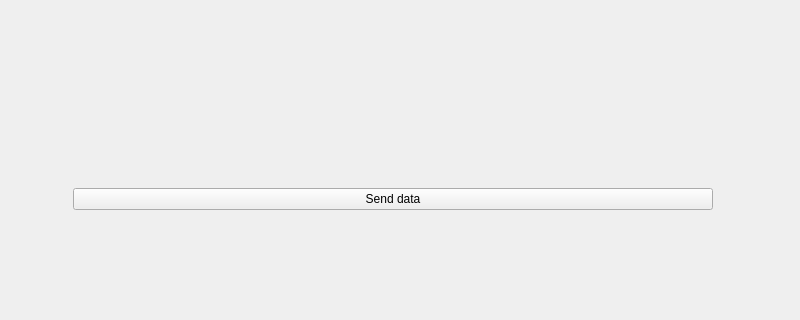
Before: the Qt Designer form ui/MainWindow.ui in sebastianmarines/cv-posture, drawn with Qt 5; both pictures show x 0 to 800 and y 354 to 674 of the 1206 by 674 pixel window.
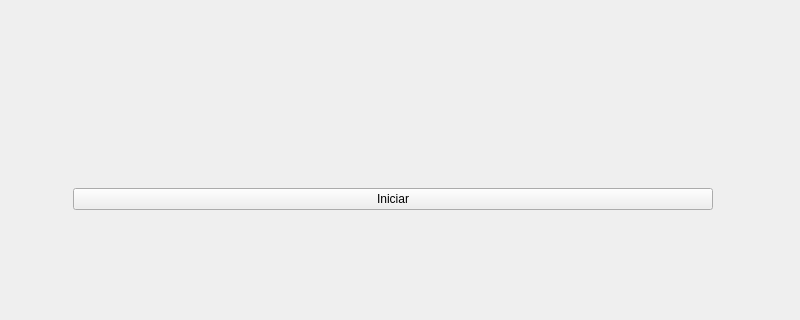
After: the same form once the commit is applied.

Commit message: Change widgets name

The edit to the form file:
```diff
--- a/ui/MainWindow.ui
+++ b/ui/MainWindow.ui
@@ -56,7 +56,7 @@
     <item row="4" column="0">
      <widget class="QPushButton" name="send_data">
       <property name="text">
-       <string>Send data</string>
+       <string>Iniciar</string>
       </property>
      </widget>
     </item>
```
Left out of the diff: 4 changed lines with no effect on the pictures. The commit also changes 1 other file.
